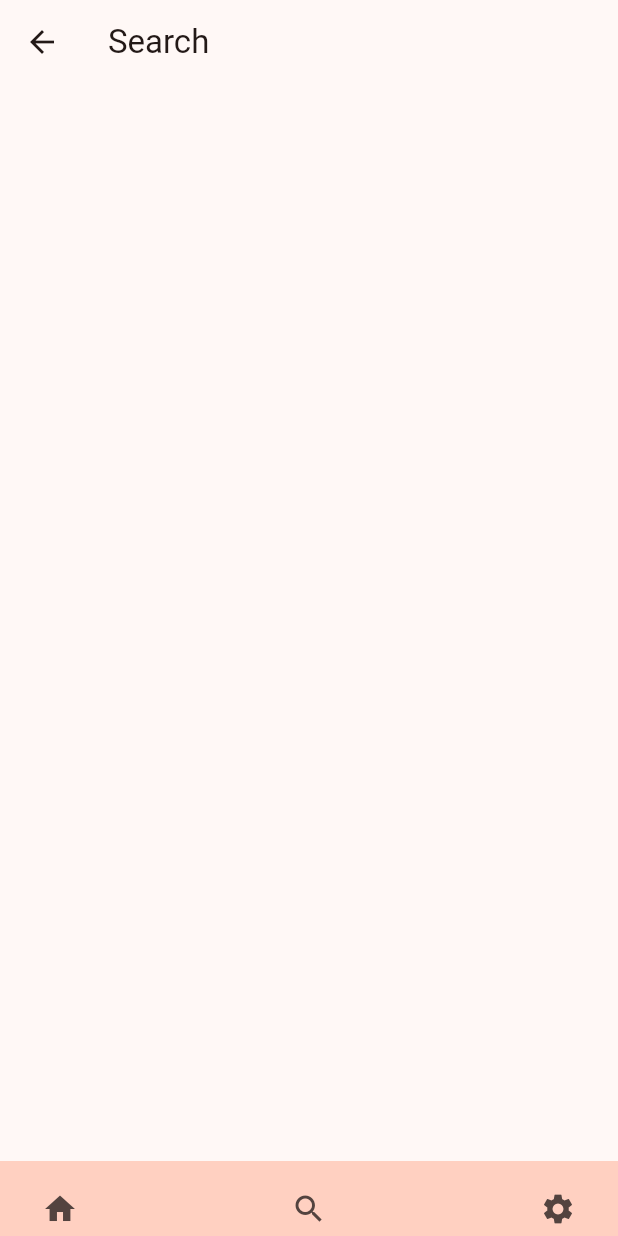
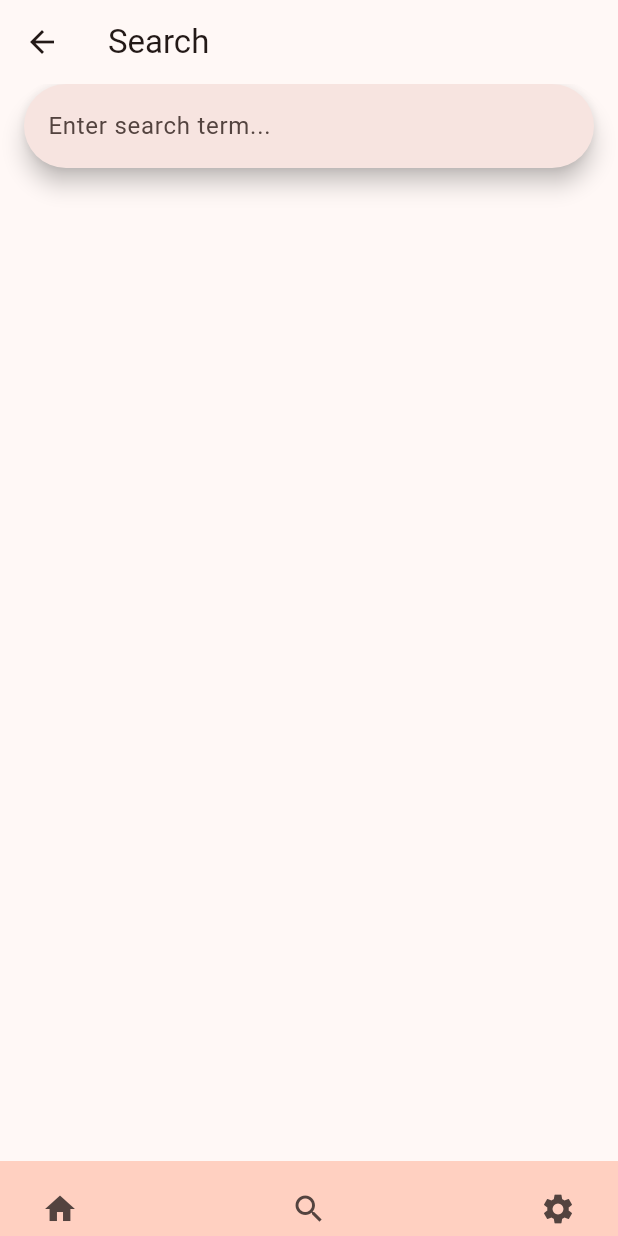
Before and after one commit to JTP75/restaurant_app, a Flutter app: the screen it shows after launch, item 3 of the bottom bar chosen, after a tap on the "search" icon, on a phone screen of 412 x 824 dp. Run offline on Flutter 3.47's test engine with Material 3 defaults, Android fonts, the phone set to English and light mode, and no system bars; our stand-ins replace device_preview.

Commit message:
added search bar

```diff
--- a/lib/backend/home_backend.dart
+++ b/lib/backend/home_backend.dart
@@ -1,3 +1,27 @@
+
+
+const List<String> priceRangeEntries = ["Any","\$","\$\$","\$\$\$"];
+const List<String> foodTypeEntries = [
+  "Any",
+  "Breakfast",
+  "Pizza",
+  "Mexican",
+  "Burgers",
+  "Chinese",
+  "Sandwiches",
+  "Seafood",
+  "Thai",
+  "Italian",
+  "Korean",
+  "Japanese",
+  "Steakhouses",
+  "Vietnamese",
+  "Vegetarian",
+  "Sushi Bars",
+  "American"
+];
+const List<int> travelDistanceEntries = [1,5,10,20,-1];
+
 class HomePageBackend {
   String priceRange = "Any";
   String foodType = "Any";
--- /dev/null
+++ b/lib/backend/restaurant_service.dart
@@ -0,0 +1,3 @@
+class RestaurantService {
+
+}
--- a/lib/main.dart
+++ b/lib/main.dart
@@ -2,8 +2,9 @@ import 'package:flutter/material.dart';
 import 'package:provider/provider.dart';
 import 'package:device_preview/device_preview.dart';
 
-import 'page_assets/home.dart';
-import 'page_assets/settings.dart';
+import 'package:restaurant_app/page_assets/home.dart';
+import 'package:restaurant_app/page_assets/search.dart';
+import 'package:restaurant_app/page_assets/settings.dart';
 
 const double topInset = 40;
 const double bottomInset = 30;
@@ -137,6 +138,10 @@ class SearchPage extends StatelessWidget {
         child: Column(
           mainAxisAlignment: MainAxisAlignment.start,
           children: [
+            Padding(
+              padding: EdgeInsets.only(left: 16.0, right: 16.0),
+              child: SearchBox(),
+            )
           ],
         ),
       ),
--- a/lib/page_assets/home.dart
+++ b/lib/page_assets/home.dart
@@ -1,28 +1,6 @@
 import 'package:flutter/material.dart';
 
 import 'package:restaurant_app/backend/home_backend.dart';
-
-const List<String> priceRangeEntries = ["Any","\$","\$\$","\$\$\$"];
-const List<String> foodTypeEntries = [
-  "Any",
-  "Breakfast",
-  "Pizza",
-  "Mexican",
-  "Burgers",
-  "Chinese",
-  "Sandwiches",
-  "Seafood",
-  "Thai",
-  "Italian",
-  "Korean",
-  "Japanese",
-  "Steakhouses",
-  "Vietnamese",
-  "Vegetarian",
-  "Sushi Bars",
-  "American"
-];
-const List<int> travelDistanceEntries = [1,5,10,20,-1];
 
 HomePageBackend homePageBackend = HomePageBackend();
 
@@ -36,80 +14,67 @@ class CriteriaBox extends Card {
       child: Column(
         crossAxisAlignment: CrossAxisAlignment.stretch,
         children: [
+
           Padding(
             padding: const EdgeInsets.all(8.0),
             child: Column(
               children: [
                 Row(
                   children: [
-                    Text(
-                      "Price Range"
-                    ),
-                    Spacer(
-                      flex: 1,
-                    ),
+                    Text("Price Range"),
+                    Spacer(flex:1,),
                     PriceDropdown()
                   ],
                 ),
               ]
             )
           ),
+
           Padding(
             padding: const EdgeInsets.all(8.0),
             child: Column(
               children: [
                 Row(
                   children: [
-                    Text(
-                      "Food Category"
-                    ),
-                    Spacer(
-                      flex: 1,
-                    ),
+                    Text("Food Category"),
+                    Spacer(flex: 1),
                     FoodDropdown()
                   ],
                 ),
               ]
             )
           ),
+
           Padding(
             padding: const EdgeInsets.all(8.0),
             child: Column(
               children: [
                 Row(
                   children: [
-                    Text(
-                      "Dietary Restrictions"
-                    ),
-                    Spacer(
-                      flex: 1,
-                    ),
-                    DietaryRestrictionsButton(
-                    )
+                    Text("Dietary Restrictions"),
+                    Spacer(flex: 1),
+                    DietaryRestrictionsButton()
                   ],
                 ),
               ]
             )
           ),
+
           Padding(
             padding: const EdgeInsets.all(8.0),
             child: Column(
               children: [
                 Row(
                   children: [
-                    Text(
-                      "Travel Distance"
-                    ),
-                    Spacer(
-                      flex: 1,
-                    ),
-                    TravelDistanceDropdown(
-                    )
+                    Text("Travel Distance"),
+                    Spacer(flex: 1),
+                    TravelDistanceDropdown()
                   ],
                 ),
               ]
             )
           ),
+
         ],
       ),
     );
--- /dev/null
+++ b/lib/page_assets/search.dart
@@ -0,0 +1,30 @@
+import 'package:flutter/material.dart';
+
+/// Responsible for managing restaurant search box
+class SearchBox extends StatefulWidget {
+  @override
+  State<StatefulWidget> createState() => SearchBoxState();
+}
+
+/// Responsible for managing restaurant search box state
+class SearchBoxState extends State<SearchBox> {
+  String searchTerm = "";
+  String searchTermEnter = "";
+
+  @override
+  Widget build(BuildContext context) {
+    return SearchBar(
+      onChanged: (value) {
+        setState(() {
+          searchTerm = value;
+        });
+      },
+      onSubmitted: (value) {
+        setState(() {
+          searchTermEnter = value;
+        });
+      },
+      hintText: "Enter search term...",
+    );
+  }
+}
--- a/lib/page_assets/settings.dart
+++ b/lib/page_assets/settings.dart
@@ -14,10 +14,18 @@ class ManualLocationSettingState extends State<ManualLocationSetting> {
 
   @override
   Widget build(BuildContext context) {
-    return Column(
+    return SizedBox(
+      height: 657.0,
+      child: Column(
         children: [
+
           Padding(
-          padding: EdgeInsets.all(16.0),
+            padding: EdgeInsets.only(
+              left: 16.0,
+              right: 16.0,
+              top: 4.0,
+              bottom: 4.0
+            ),
             child: Row(
               children: [
                 Text("Use Manual Location"),
@@ -34,26 +42,65 @@ class ManualLocationSettingState extends State<ManualLocationSetting> {
               ],
             ),
           ),
+
           Padding(
-          padding: EdgeInsets.all(16.0),
+            padding: EdgeInsets.only(
+              left: 16.0,
+              right: 16.0,
+              top: 4.0,
+              bottom: 4.0
+            ),
             child: Row(
+              mainAxisAlignment: MainAxisAlignment.center,
               children: [
-              Text("Use Address"),
-              Spacer(flex:1),
                 SizedBox(
-                width: 200.0,
+                  height: 40.0,
+                  width: 348.0,
                   child: TextField(
                     enabled: useManualLocation,
+                    textAlignVertical: TextAlignVertical.bottom,
                     onSubmitted: (value) {
                       /// TODO validate entry
                       settingsPageBackend.address = value;
                     },
+                    decoration: InputDecoration(
+                      border: OutlineInputBorder(),
+                      hintText: "Enter Address..."
+                    ),
+                    style: TextStyle(
+                      fontSize: 14.0
+                    )
                   )
                 )
               ],
             ),
           ),
+
+          Spacer(flex:1),
+
+          Padding(
+            padding: EdgeInsets.only(
+              left: 16.0,
+              right: 16.0,
+              top: 4.0,
+              bottom: 4.0
+            ),
+            child: Row(
+              mainAxisAlignment: MainAxisAlignment.center,
+              children: [
+                Text(
+                  "Version 0.0.2-alpha",
+                  style: TextStyle(
+                    fontSize: 12.0,
+                    color: Color.fromARGB(255, 128, 128, 128),
+                  ),
+                )
+              ],
+            )
+          )
+
         ]
+      )
     );
   }
 }
```
Lines whose indentation alone changed are shown as unchanged.
